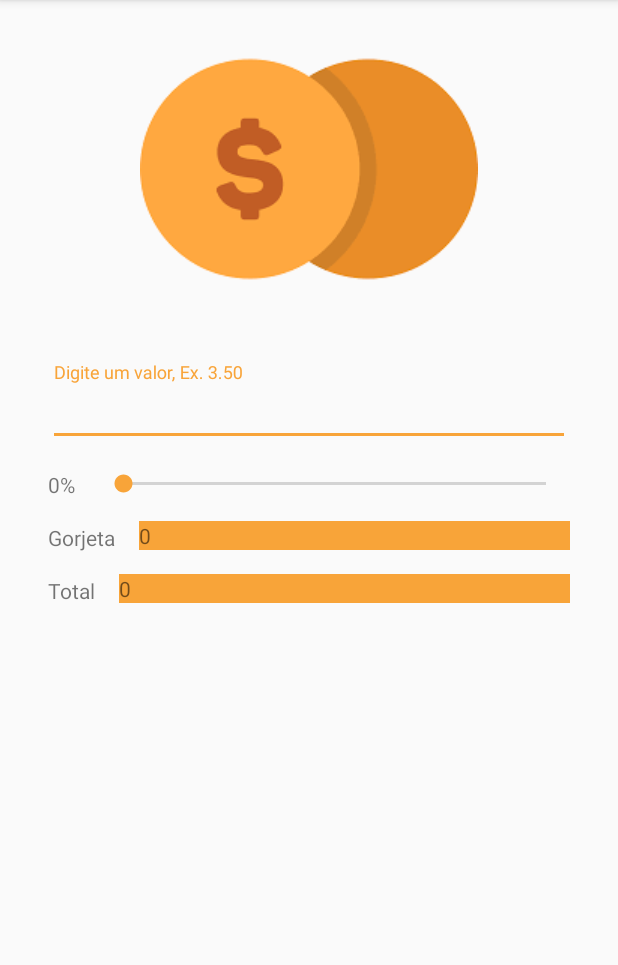
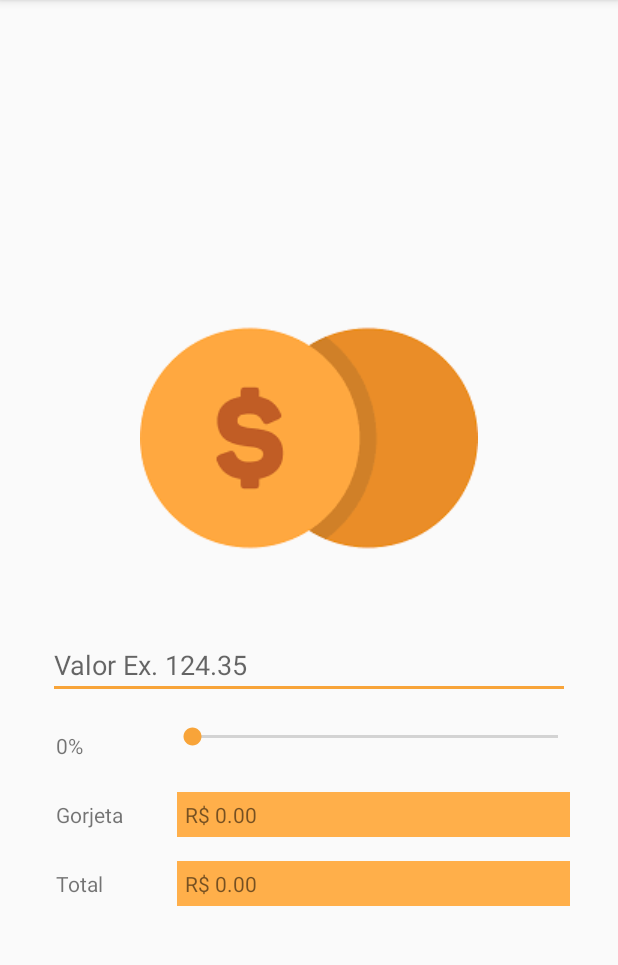
Before and after one commit to TelmoCode/Calculadora_de_gorjetas_Curso_Android, an Android app: the screen it shows after launch (MainActivity), on a phone screen of 412 x 824 dp, the part 84-1049 px from its top. Run offline under Robolectric (Android 15) with nearby library versions, the phone set to English and light mode, and no system bars.

```diff
--- a/app/src/main/java/com/example/calculadoradegorjetas/MainActivity.java
+++ b/app/src/main/java/com/example/calculadoradegorjetas/MainActivity.java
@@ -3,12 +3,85 @@ package com.example.calculadoradegorjetas;
 import androidx.appcompat.app.AppCompatActivity;
 
 import android.os.Bundle;
+import android.text.method.Touch;
+import android.widget.EditText;
+import android.widget.SeekBar;
+import android.widget.TextView;
+import android.widget.Toast;
 
 public class MainActivity extends AppCompatActivity {
+
+    private EditText editValor;
+    private TextView textPorcentagem;
+    private TextView textGorjeta;
+    private TextView textTotal;
+    private SeekBar seekBarGorjeta;
+
+    private double porcentagem = 0;
 
     @Override
     protected void onCreate(Bundle savedInstanceState) {
         super.onCreate(savedInstanceState);
         setContentView(R.layout.activity_main);
+
+        editValor = findViewById(R.id.editValorConta);
+        textPorcentagem = findViewById(R.id.textPorcentagem);
+        textGorjeta = findViewById(R.id.textValor_gorjeta);
+        textTotal = findViewById(R.id.textValor_Total);
+        seekBarGorjeta = findViewById(R.id.seekBarGorjeta);
+
+
+
+        // Adicionar Listener SeeBar
+
+        seekBarGorjeta.setOnSeekBarChangeListener(new SeekBar.OnSeekBarChangeListener() {
+            @Override
+            public void onProgressChanged(SeekBar seekBar, int i, boolean b) {
+
+                porcentagem = i;
+                textPorcentagem.setText( Math.round( porcentagem )  + " %");
+                calcular();
+            }
+
+            @Override
+            public void onStartTrackingTouch(SeekBar seekBar) {
+
+            }
+
+            @Override
+            public void onStopTrackingTouch(SeekBar seekBar) {
+
+            }
+        });
     }
+
+    public void calcular(){
+
+        String recuperarValor = editValor.getText().toString();
+        if(recuperarValor == null || recuperarValor.equals("")){
+            Toast.makeText(
+                    getApplicationContext(),
+                    "Digite um valor!!!",
+                    Toast.LENGTH_SHORT
+            ).show();
+
+        }else{
+
+            //converter a String para double
+
+            double valorDigitado  = Double.parseDouble(recuperarValor);
+
+            //caucular a gorjeta total
+
+            double gorjeta = valorDigitado * (porcentagem/100 );
+
+            //exibe a gorjeta e total
+
+            textGorjeta.setText("R$ " + Math.round(gorjeta));
+            textTotal.setText("R$ " + Math.round(gorjeta+valorDigitado));
+
+        }
+
+    }
+.
 }
--- a/app/src/main/res/layout/activity_main.xml
+++ b/app/src/main/res/layout/activity_main.xml
@@ -3,12 +3,13 @@
     xmlns:app="http://schemas.android.com/apk/res-auto"
     xmlns:tools="http://schemas.android.com/tools"
     android:layout_width="match_parent"
-    android:layout_height="match_parent"
+    android:layout_height="wrap_content"
+    android:layout_gravity="center"
     android:orientation="vertical"
     tools:context=".MainActivity">
 
     <TextView
-        android:id="@+id/textView6"
+        android:id="@+id/textValor_gorjeta"
         android:layout_width="0dp"
         android:layout_height="wrap_content"
         android:layout_marginStart="16dp"
@@ -16,38 +17,15 @@
         android:layout_marginTop="16dp"
         android:layout_marginEnd="32dp"
         android:layout_marginRight="32dp"
-        android:background="@color/colorAccent"
-        android:text="0"
+        android:background="@color/colorPrimary"
+        android:padding="5dp"
+        android:text="R$ 0.00"
         app:layout_constraintEnd_toEndOf="parent"
-        app:layout_constraintStart_toEndOf="@+id/textView4"
-        app:layout_constraintTop_toBottomOf="@+id/textView3" />
-
-    <TextView
-        android:id="@+id/textView4"
-        android:layout_width="wrap_content"
-        android:layout_height="wrap_content"
-        android:layout_marginStart="32dp"
-        android:layout_marginLeft="32dp"
-        android:layout_marginTop="16dp"
-        android:text="Total"
-        app:layout_constraintStart_toStartOf="parent"
-        app:layout_constraintTop_toBottomOf="@+id/textView2" />
+        app:layout_constraintStart_toEndOf="@+id/textView16"
+        app:layout_constraintTop_toBottomOf="@+id/textPorcentagem" />
 
     <ImageView
-        android:id="@+id/imageView3"
-        android:layout_width="0dp"
-        android:layout_height="wrap_content"
-        android:layout_marginStart="32dp"
-        android:layout_marginLeft="32dp"
-        android:layout_marginEnd="32dp"
-        android:layout_marginRight="32dp"
-        app:layout_constraintEnd_toEndOf="parent"
-        app:layout_constraintStart_toStartOf="parent"
-        app:layout_constraintTop_toTopOf="parent"
-        app:srcCompat="@drawable/gorjeta" />
-
-    <com.google.android.material.textfield.TextInputLayout
-        android:id="@+id/textInputLayout"
+        android:id="@+id/imageView"
         android:layout_width="0dp"
         android:layout_height="wrap_content"
         android:layout_marginStart="32dp"
@@ -57,30 +35,51 @@
         android:layout_marginRight="32dp"
         app:layout_constraintEnd_toEndOf="parent"
         app:layout_constraintStart_toStartOf="parent"
-        app:layout_constraintTop_toBottomOf="@+id/imageView3">
+        app:layout_constraintTop_toTopOf="parent"
+        app:srcCompat="@drawable/gorjeta" />
 
-        <com.google.android.material.textfield.TextInputEditText
-            android:layout_width="match_parent"
-            android:layout_height="wrap_content"
-            android:hint="Digite um valor, Ex. 3.50"
-            android:inputType="numberDecimal"
-            android:shadowColor="#9A652F2F"
-            android:textColor="@color/colorAccent" />
-    </com.google.android.material.textfield.TextInputLayout>
-
-    <TextView
-        android:id="@+id/textView"
-        android:layout_width="wrap_content"
+    <EditText
+        android:id="@+id/editValorConta"
+        android:layout_width="0dp"
         android:layout_height="wrap_content"
         android:layout_marginStart="32dp"
         android:layout_marginLeft="32dp"
         android:layout_marginTop="16dp"
-        android:text="0%"
+        android:layout_marginEnd="32dp"
+        android:layout_marginRight="32dp"
+        android:ems="10"
+        android:hint="Valor Ex. 124.35"
+        android:inputType="numberDecimal"
+        app:layout_constraintEnd_toEndOf="parent"
         app:layout_constraintStart_toStartOf="parent"
-        app:layout_constraintTop_toBottomOf="@+id/textInputLayout" />
+        app:layout_constraintTop_toBottomOf="@+id/imageView" />
 
-    <SeekBar
-        android:id="@+id/seekBar"
+    <TextView
+        android:id="@+id/textView13"
+        android:layout_width="70dp"
+        android:layout_height="0dp"
+        android:layout_marginStart="32dp"
+        android:layout_marginLeft="32dp"
+        android:layout_marginTop="16dp"
+        android:padding="5dp"
+        android:text="Total"
+        app:layout_constraintStart_toStartOf="parent"
+        app:layout_constraintTop_toBottomOf="@+id/textView16" />
+
+    <TextView
+        android:id="@+id/textView16"
+        android:layout_width="70dp"
+        android:layout_height="0dp"
+        android:layout_marginStart="32dp"
+        android:layout_marginLeft="32dp"
+        android:layout_marginTop="16dp"
+        android:padding="5dp"
+        android:text="Gorjeta"
+        app:layout_constraintStart_toStartOf="parent"
+        app:layout_constraintTop_toBottomOf="@+id/textPorcentagem" />
+
+    <TextView
+        android:id="@+id/textValor_Total"
         android:layout_width="0dp"
         android:layout_height="wrap_content"
         android:layout_marginStart="16dp"
@@ -88,33 +87,37 @@
         android:layout_marginTop="16dp"
         android:layout_marginEnd="32dp"
         android:layout_marginRight="32dp"
+        android:background="@color/colorPrimary"
+        android:padding="5dp"
+        android:text="R$ 0.00"
         app:layout_constraintEnd_toEndOf="parent"
-        app:layout_constraintStart_toEndOf="@+id/textView"
-        app:layout_constraintTop_toBottomOf="@+id/textInputLayout" />
+        app:layout_constraintStart_toEndOf="@+id/textView13"
+        app:layout_constraintTop_toBottomOf="@+id/textValor_gorjeta" />
 
     <TextView
-        android:id="@+id/textView2"
-        android:layout_width="wrap_content"
-        android:layout_height="wrap_content"
+        android:id="@+id/textPorcentagem"
+        android:layout_width="72dp"
+        android:layout_height="0dp"
         android:layout_marginStart="32dp"
         android:layout_marginLeft="32dp"
         android:layout_marginTop="16dp"
-        android:text="Gorjeta"
+        android:padding="5dp"
+        android:text="@string/porcentagem"
         app:layout_constraintStart_toStartOf="parent"
-        app:layout_constraintTop_toBottomOf="@+id/textView" />
+        app:layout_constraintTop_toBottomOf="@+id/editValorConta" />
 
-    <TextView
-        android:id="@+id/textView3"
+    <SeekBar
+        android:id="@+id/seekBarGorjeta"
         android:layout_width="0dp"
         android:layout_height="wrap_content"
-        android:layout_marginStart="16dp"
-        android:layout_marginLeft="16dp"
+        android:layout_marginStart="8dp"
+        android:layout_marginLeft="8dp"
         android:layout_marginTop="16dp"
-        android:layout_marginEnd="32dp"
-        android:layout_marginRight="32dp"
-        android:background="@color/colorAccent"
-        android:text="0"
+        android:layout_marginEnd="24dp"
+        android:layout_marginRight="24dp"
+        android:max="100"
         app:layout_constraintEnd_toEndOf="parent"
-        app:layout_constraintStart_toEndOf="@+id/textView2"
-        app:layout_constraintTop_toBottomOf="@+id/seekBar" />
+        app:layout_constraintStart_toEndOf="@+id/textPorcentagem"
+        app:layout_constraintTop_toBottomOf="@+id/editValorConta" />
+
 </androidx.constraintlayout.widget.ConstraintLayout>
--- a/app/src/main/res/values/strings.xml
+++ b/app/src/main/res/values/strings.xml
@@ -1,3 +1,4 @@
 <resources>
     <string name="app_name">Calculadora de gorjetas</string>
+    <string name="porcentagem">0%</string>
 </resources>
--- a/build.gradle
+++ b/build.gradle
@@ -5,7 +5,7 @@ buildscript {
         jcenter()
     }
     dependencies {
-        classpath "com.android.tools.build:gradle:4.0.1"
+        classpath 'com.android.tools.build:gradle:7.0.3'
 
         // NOTE: Do not place your application dependencies here; they belong
         // in the individual module build.gradle files
```
Also changed, not shown: gradle/wrapper/gradle-wrapper.properties.
